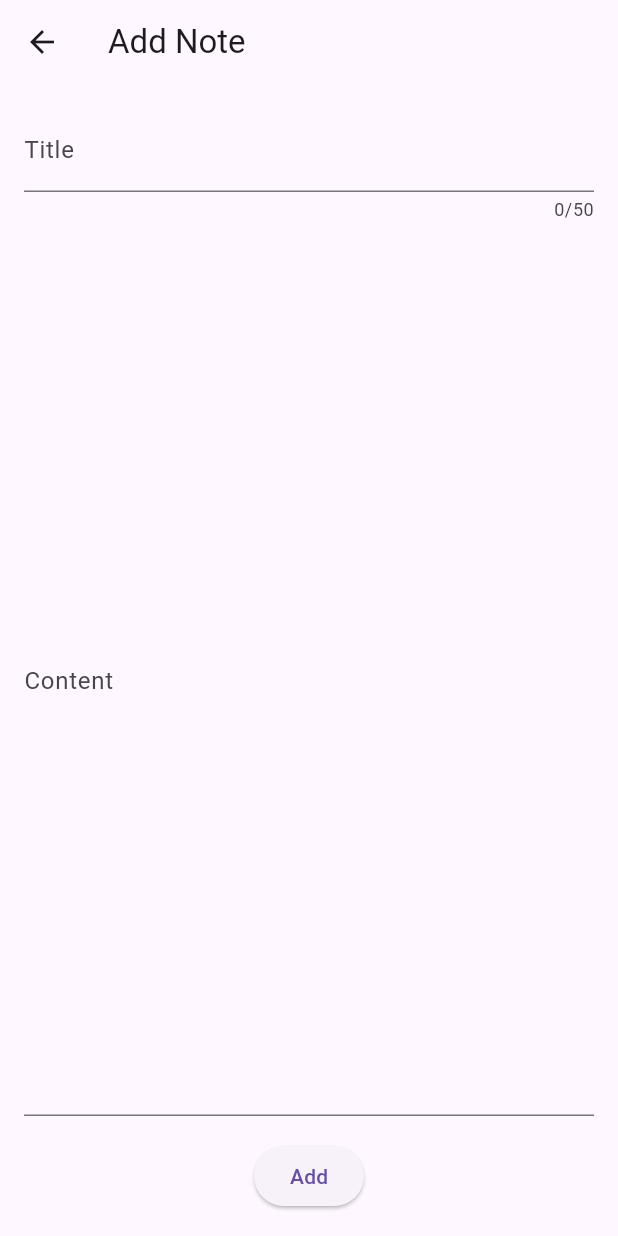
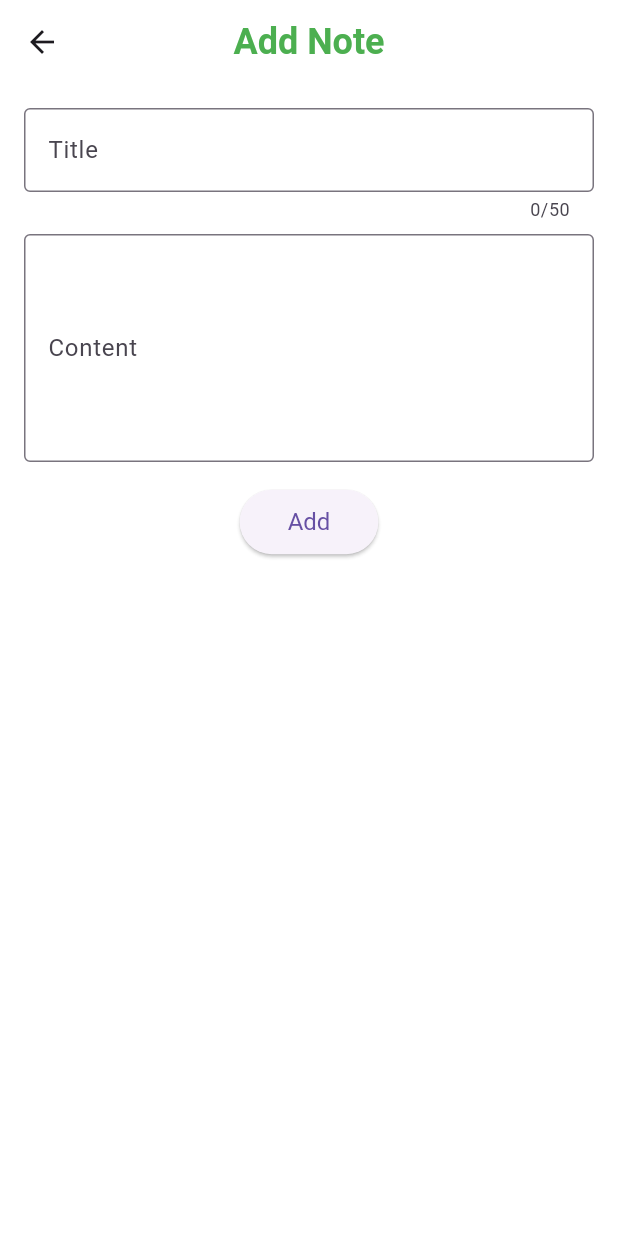
Before and after one commit to VincentBanda010/activity-tracker-ui, a Flutter app: the screen it shows after launch, after a tap on the "add" icon, on a phone screen of 412 x 824 dp. Run offline on Flutter 3.47's test engine with Material 3 defaults, Android fonts, the phone set to English and light mode, and no system bars; our stand-ins replace sqflite; accounts and stored records are empty; Roboto replaces fonts that are missing (Arial).

Commit message:
uuid fixed

```diff
--- a/lib/features/notes/presentation/pages/add_edit_note_page.dart
+++ b/lib/features/notes/presentation/pages/add_edit_note_page.dart
@@ -39,8 +39,20 @@ class _AddEditNotePageState extends State<AddEditNotePage> {
     final notesProvider = Provider.of<NotesProvider>(context, listen: false);
 
     return Scaffold(
+      backgroundColor: Colors.white.withOpacity(0.8),
       appBar: AppBar(
-        title: Text(isEditing ? 'Edit Note' : 'Add Note'),
+        backgroundColor: Colors.white,
+        elevation: 0,
+        title: Text(
+          isEditing ? 'Edit Note' : 'Add Note',
+          style: TextStyle(
+            fontFamily: 'Arial',
+            fontSize: 24,
+            fontWeight: FontWeight.bold,
+            color: Colors.green,
+          ),
+        ),
+        centerTitle: true,
       ),
       body: Padding(
         padding: EdgeInsets.all(16),
@@ -48,9 +60,13 @@ class _AddEditNotePageState extends State<AddEditNotePage> {
           key: _formKey,
           child: Column(
             children: [
+              // Title TextFormField
               TextFormField(
                 initialValue: _title,
-                decoration: InputDecoration(labelText: 'Title'),
+                decoration: InputDecoration(
+                  labelText: 'Title',
+                  border: OutlineInputBorder(), // Added border for better UI
+                ),
                 maxLength: 50,
                 validator: (value) {
                   if (value == null || value.trim().isEmpty) {
@@ -62,13 +78,16 @@ class _AddEditNotePageState extends State<AddEditNotePage> {
                   _title = value!.trim();
                 },
               ),
-              SizedBox(height: 16),
-              Expanded(
-                child: TextFormField(
+              SizedBox(height: 8), // Small margin after Title
+
+              // Content TextFormField
+              TextFormField(
                 initialValue: _content,
-                  decoration: InputDecoration(labelText: 'Content'),
-                  maxLines: null,
-                  expands: true,
+                decoration: InputDecoration(
+                  labelText: 'Content',
+                  border: OutlineInputBorder(), // Added border for consistency
+                ),
+                maxLines: 5, // Set a reasonable number of lines
                 validator: (value) {
                   if (value == null || value.trim().isEmpty) {
                     return 'Content is required.';
@@ -79,8 +98,9 @@ class _AddEditNotePageState extends State<AddEditNotePage> {
                   _content = value!.trim();
                 },
               ),
-              ),
-              SizedBox(height: 16),
+              SizedBox(height: 16), // Margin before the button
+
+              // Submit Button
               ElevatedButton(
                 onPressed: () async {
                   final isValid = _formKey.currentState?.validate();
@@ -99,6 +119,10 @@ class _AddEditNotePageState extends State<AddEditNotePage> {
                   }
                 },
                 child: Text(isEditing ? 'Update' : 'Add'),
+                style: ElevatedButton.styleFrom(
+                  padding: EdgeInsets.symmetric(horizontal: 32, vertical: 12),
+                  textStyle: TextStyle(fontSize: 16),
+                ),
               ),
             ],
           ),
--- a/lib/features/notes/presentation/pages/notes_page.dart
+++ b/lib/features/notes/presentation/pages/notes_page.dart
@@ -76,7 +76,11 @@ class _NotesPageState extends State<NotesPage> {
             ),
           );
         },
-        child: Icon(Icons.add),
+        backgroundColor: Colors.green,
+        child: Icon(
+            Icons.add,
+            color: Colors.white,
+        ),
       ),
     );
   }
--- a/lib/features/notes/presentation/widgets/note_card.dart
+++ b/lib/features/notes/presentation/widgets/note_card.dart
@@ -22,14 +22,17 @@ class NoteCard extends StatelessWidget {
     final notesProvider = Provider.of<NotesProvider>(context, listen: false);
 
     return Card(
-      margin: EdgeInsets.symmetric(vertical: 8, horizontal: 16),
+      color: Colors.white,
+      margin: EdgeInsets.symmetric(vertical: 8, horizontal: 8),
       shape: RoundedRectangleBorder(borderRadius: BorderRadius.circular(16)),
+      elevation: 4, // Optional: Adds a shadow to make the card stand out
       child: ListTile(
         title: Text(
           note.title,
           style: TextStyle(
             fontSize: 18,
             fontWeight: FontWeight.bold,
+            color: Colors.black,
           ),
         ),
         subtitle: Column(
@@ -40,11 +43,18 @@ class NoteCard extends StatelessWidget {
               note.content,
               maxLines: 2,
               overflow: TextOverflow.ellipsis,
+              style: TextStyle(
+                fontSize: 14,
+                color: Colors.black87,
+              ),
             ),
             SizedBox(height: 8),
             Text(
               'Date: $formattedDate',
-              style: TextStyle(fontSize: 12, color: Colors.grey),
+              style: TextStyle(
+                fontSize: 12,
+                color: Colors.grey[600],
+              ),
             ),
           ],
         ),
--- a/pubspec.yaml
+++ b/pubspec.yaml
@@ -19,7 +19,7 @@ publish_to: 'none' # Remove this line if you wish to publish to pub.dev
 version: 1.0.0+1
 
 environment:
-  sdk: ^3.6.0
+  sdk: ">=3.6.0 <4.0.0"
 
 # Dependencies specify other packages that your package needs in order to work.
 # To automatically upgrade your package dependencies to the latest versions
```
Lines whose indentation alone changed are shown as unchanged.
